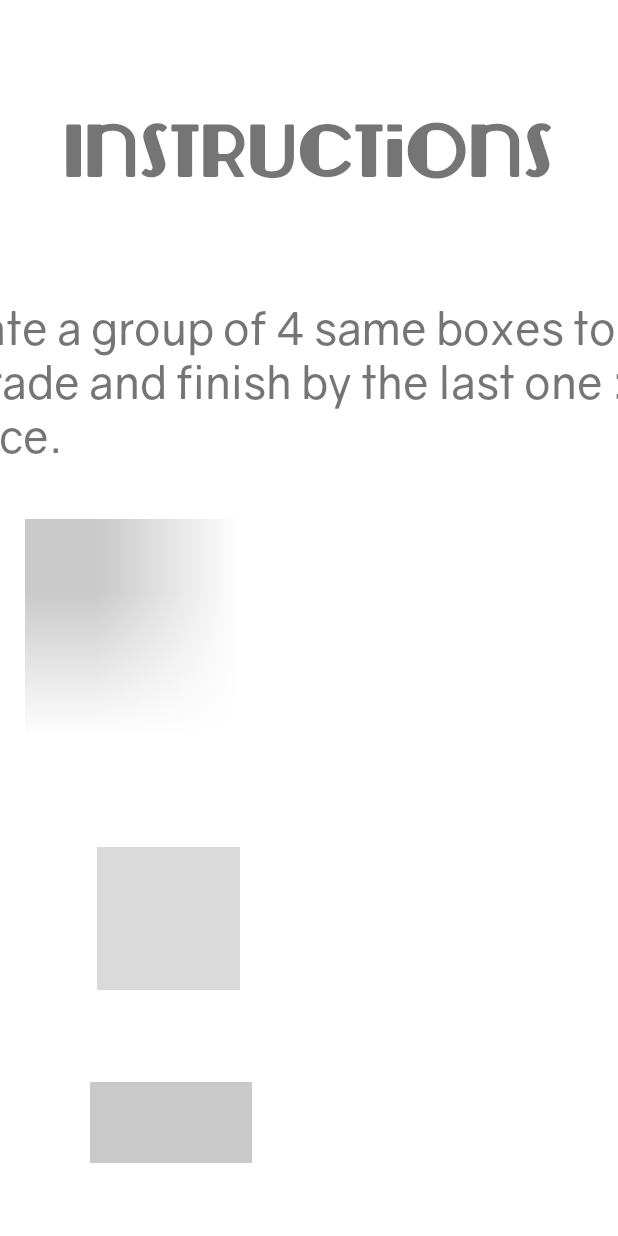
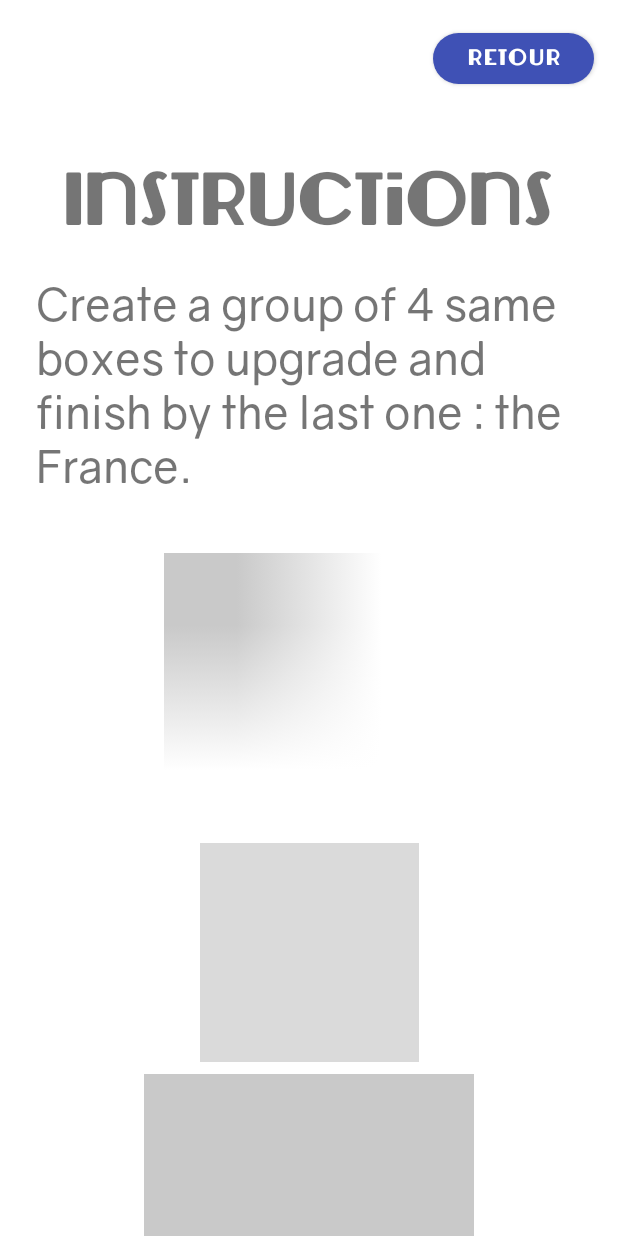
Before and after one commit to LydieV/BoardGame, an Android app: the InstructionsActivity screen opened directly, with no data from a screen before it, on a phone screen of 412 x 824 dp. Run offline under Robolectric (Android 15) with nearby library versions, the phone set to English and light mode, and no system bars.

Commit message:
Ajout bouton retour instructions + modif taille pour page perdu et accueil.

```diff
--- a/app/src/main/java/fr/iutlens/mmi/buildthefrance/InstructionsActivity.java
+++ b/app/src/main/java/fr/iutlens/mmi/buildthefrance/InstructionsActivity.java
@@ -1,7 +1,10 @@
 package fr.iutlens.mmi.buildthefrance;
 
+import android.content.Intent;
 import android.support.v7.app.AppCompatActivity;
 import android.os.Bundle;
+import android.view.View;
+import android.widget.Button;
 
 public class InstructionsActivity extends AppCompatActivity {
 
@@ -9,5 +12,19 @@ public class InstructionsActivity extends AppCompatActivity {
     protected void onCreate(Bundle savedInstanceState) {
         super.onCreate(savedInstanceState);
         setContentView(R.layout.activity_instructions);
+
+        View view = findViewById(R.id.buttonRetour);
+        view.setOnClickListener(new View.OnClickListener(){
+            @Override
+            public void onClick(View view){
+                retour(view);
+            }
+        });
+    }
+
+    private void retour(View view){
+        Button button = (Button) findViewById(R.id.buttonRetour);
+        Intent intent = new Intent(this, AccueilActivity.class);
+        startActivity(intent);
     }
 }
--- a/app/src/main/res/layout/activity_instructions.xml
+++ b/app/src/main/res/layout/activity_instructions.xml
@@ -12,60 +12,88 @@
         android:layout_height="wrap_content"
         android:layout_marginEnd="8dp"
         android:layout_marginStart="8dp"
-        android:layout_marginTop="72dp"
+        android:layout_marginTop="104dp"
         android:fontFamily="@font/lemondrop"
         android:text="@string/instructions"
         android:textSize="40sp"
         app:layout_constraintEnd_toEndOf="parent"
+        app:layout_constraintHorizontal_bias="0.498"
         app:layout_constraintStart_toStartOf="parent"
         app:layout_constraintTop_toTopOf="parent" />
 
     <TextView
         android:id="@+id/textView6"
-        android:layout_width="539dp"
-        android:layout_height="109dp"
-        android:layout_marginEnd="8dp"
-        android:layout_marginStart="8dp"
-        android:layout_marginTop="68dp"
+        android:layout_width="0dp"
+        android:layout_height="148dp"
+        android:layout_marginEnd="24dp"
+        android:layout_marginStart="24dp"
+        android:layout_marginTop="20dp"
         android:fontFamily="@font/gravity_regular"
         android:text="@string/create_a_group_of_4_same_boxes_to_upgrade_and_finish_by_the_last_one_the_france"
         android:textSize="30sp"
         app:layout_constraintEnd_toEndOf="parent"
+        app:layout_constraintHorizontal_bias="0.0"
         app:layout_constraintStart_toStartOf="parent"
         app:layout_constraintTop_toBottomOf="@+id/textView5" />
 
     <ImageView
         android:id="@+id/imageView"
-        android:layout_width="255dp"
+        android:layout_width="0dp"
         android:layout_height="193dp"
-        android:layout_marginEnd="172dp"
+        android:layout_marginEnd="8dp"
+        android:layout_marginStart="8dp"
         android:layout_marginTop="36dp"
+        android:contentDescription="@string/imageinstru1"
         app:layout_constraintEnd_toEndOf="parent"
+        app:layout_constraintStart_toStartOf="parent"
         app:layout_constraintTop_toBottomOf="@+id/textView6"
-        app:srcCompat="@mipmap/instruction_1"
-        android:contentDescription="@string/imageinstru1" />
+        app:srcCompat="@mipmap/instruction_1" />
 
     <ImageView
         android:id="@+id/imageView3"
-        android:layout_width="95dp"
+        android:layout_width="0dp"
         android:layout_height="146dp"
-        android:layout_marginEnd="252dp"
+        android:layout_marginEnd="8dp"
+        android:layout_marginStart="8dp"
+        android:contentDescription="@string/imageinstru2"
         app:layout_constraintEnd_toEndOf="parent"
+        app:layout_constraintStart_toStartOf="parent"
         app:layout_constraintTop_toBottomOf="@+id/imageView"
-        app:srcCompat="@mipmap/instruction_2"
-        android:contentDescription="@string/imageinstru2" />
+        app:srcCompat="@mipmap/instruction_2" />
 
     <ImageView
         android:id="@+id/imageView4"
-        android:layout_width="108dp"
+        android:layout_width="0dp"
         android:layout_height="110dp"
         android:layout_marginBottom="8dp"
-        android:layout_marginEnd="244dp"
+        android:layout_marginEnd="8dp"
+        android:layout_marginStart="8dp"
         android:layout_marginTop="8dp"
+        android:contentDescription="@string/imageinstru3"
         app:layout_constraintBottom_toBottomOf="parent"
         app:layout_constraintEnd_toEndOf="parent"
+        app:layout_constraintStart_toStartOf="parent"
         app:layout_constraintTop_toBottomOf="@+id/imageView3"
         app:layout_constraintVertical_bias="0.0"
-        app:srcCompat="@mipmap/instruction_3"
-        android:contentDescription="@string/imageinstru3" />
+        app:srcCompat="@mipmap/instruction_3" />
+
+    <android.support.design.button.MaterialButton
+        android:id="@+id/buttonRetour"
+        android:layout_width="107dp"
+        android:layout_height="46dp"
+        android:layout_marginBottom="8dp"
+        android:layout_marginEnd="16dp"
+        android:layout_marginStart="8dp"
+        android:layout_marginTop="16dp"
+        android:fontFamily="@font/lemondropf"
+        android:text="@string/retour"
+        android:textAllCaps="true"
+        android:textSize="12sp"
+        app:cornerRadius="30dp"
+        app:layout_constraintBottom_toTopOf="@+id/textView5"
+        app:layout_constraintEnd_toEndOf="parent"
+        app:layout_constraintHorizontal_bias="1.0"
+        app:layout_constraintStart_toStartOf="parent"
+        app:layout_constraintTop_toTopOf="parent"
+        app:layout_constraintVertical_bias="0.0" />
 </android.support.constraint.ConstraintLayout>
--- a/app/src/main/res/values/strings.xml
+++ b/app/src/main/res/values/strings.xml
@@ -18,4 +18,5 @@
     <string name="imageinstru3">imageinstru3</string>
     <string name="imageinstru2">imageinstru2</string>
     <string name="imageinstru1">imageinstru1</string>
+    <string name="retour">Retour</string>
 </resources>
```
Also changed, not shown: app/src/main/res/layout/activity_accueil.xml (+4 -5 lines), app/src/main/res/layout/activity_perdu.xml (+19 -19 lines).
